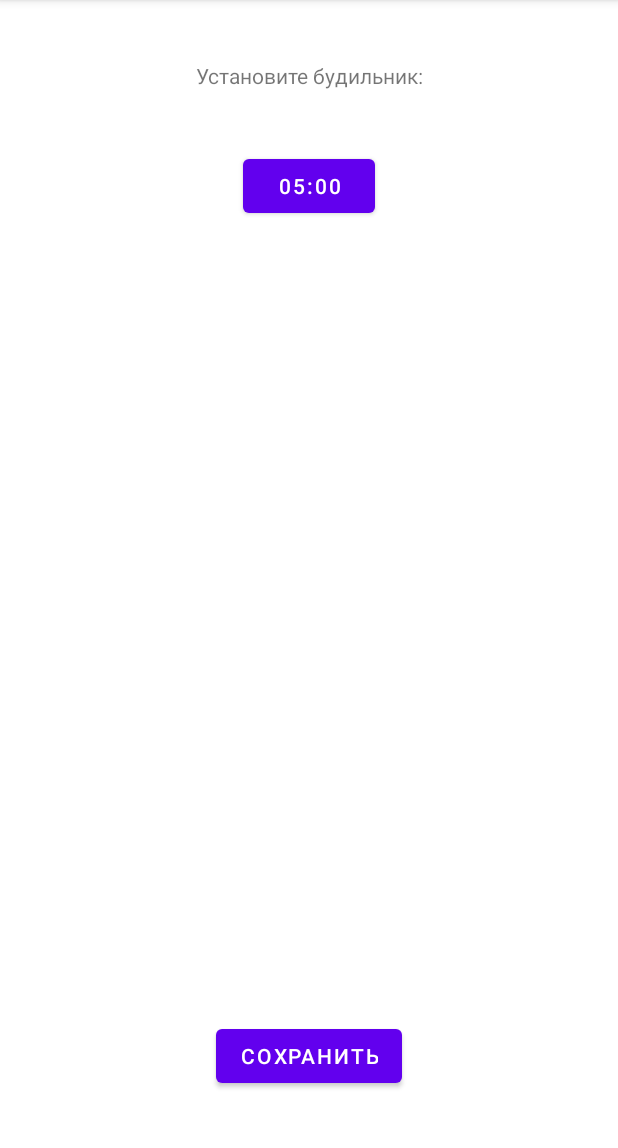
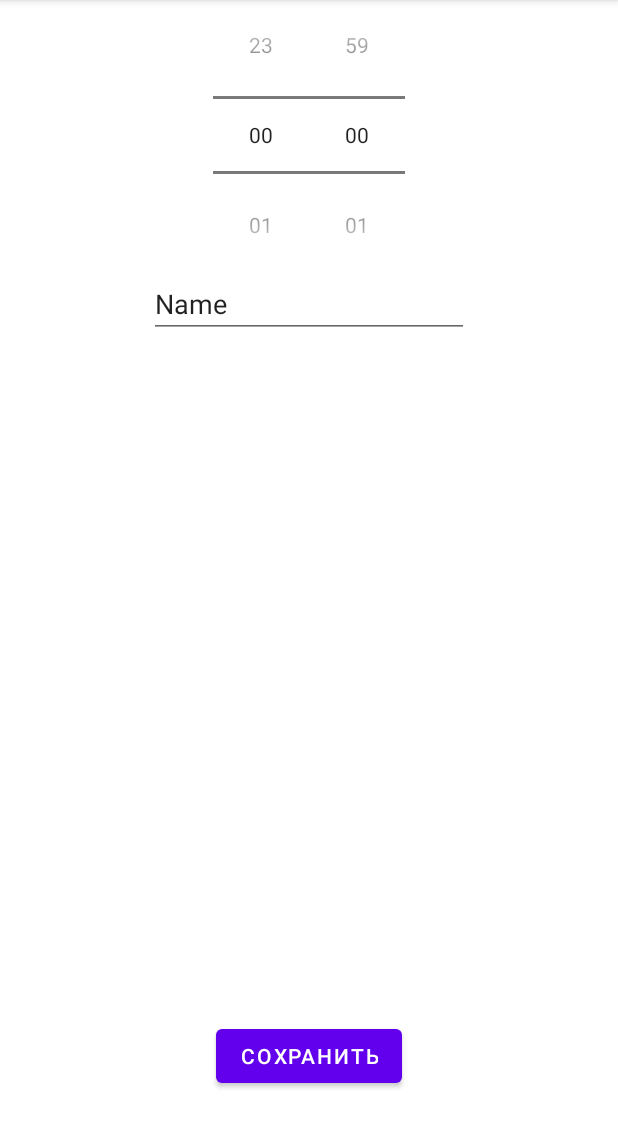
Before and after one commit to zhirnoov/MathAlarmClock, an Android app: the AddAlarmFragment screen opened through its navigation route, on a phone screen of 412 x 824 dp, the part 84-1232 px from its top. Run offline under Robolectric (Android 15) with nearby library versions, the light colour scheme and no system bars; our stand-ins replace Room's generated code.

Commit message:
format time

```diff
--- a/app/src/main/java/com/github/phantom_nosferatu/fragments/AddAlarmFragment.kt
+++ b/app/src/main/java/com/github/phantom_nosferatu/fragments/AddAlarmFragment.kt
@@ -6,6 +6,7 @@ import android.view.LayoutInflater
 import android.view.View
 import android.view.ViewGroup
 import android.widget.Button
+import android.widget.NumberPicker
 import android.widget.Toast
 import androidx.annotation.RequiresApi
 import androidx.fragment.app.Fragment
@@ -24,13 +25,14 @@ import com.google.android.material.timepicker.TimeFormat
 
 class AddAlarmFragment : Fragment() {
 
-    private lateinit var timePickerButton: Button
+    private lateinit var hourPicker: NumberPicker
+    private lateinit var minutePicker: NumberPicker
     private lateinit var saveButton: Button
     private val alarmHelper = AlarmHelper()
-    private val viewmodel: AddAlarmViewModel by viewModels {
+    private val viewModel: AddAlarmViewModel by viewModels {
         AddAlarmViewModelFactory(App().alarmRepository)
     }
-    private var hour: Int = 5
+    private var hour: Int = 0
     private var minute: Int = 0
 
     @RequiresApi(Build.VERSION_CODES.N)
@@ -40,38 +42,41 @@ class AddAlarmFragment : Fragment() {
         savedInstanceState: Bundle?
     ): View? {
         val view = inflater.inflate(R.layout.fragment_add_alarm, container, false)
-        timePickerButton = view.findViewById(R.id.btn_timepicker)
+        hourPicker = view.findViewById(R.id.picker_hour)
+        minutePicker = view.findViewById(R.id.picker_minute)
         saveButton = view.findViewById(R.id.btn_save)
+
+        hourPicker.minValue = 0
+        hourPicker.maxValue = 23
+        hourPicker.setFormatter {
+            String.format("%02d", it)
+        }
+        hourPicker.wrapSelectorWheel = true
+
+        minutePicker.minValue = 0
+        minutePicker.maxValue = 59
+        minutePicker.setFormatter {
+            String.format("%02d", it)
+        }
+
+
+        hourPicker.setOnValueChangedListener { numberPicker, i, i2 ->
+            hour = hourPicker.value
+        }
+
+        minutePicker.setOnValueChangedListener { numberPicker, i, i2 ->
+            minute = minutePicker.value
+        }
 
         if (savedInstanceState != null) {
             hour = savedInstanceState.getInt("INT_HOUR", hour)
             minute = savedInstanceState.getInt("INT_MINUTE", minute)
-            timePickerButton.text =
-                "${hour.toString().padStart(2, '0')}:${minute.toString().padStart(2, '0')}"
 
-        }
-        //Property hour should be initialized before get
-
-        timePickerButton.setOnClickListener {
-            val timePicker = MaterialTimePicker.Builder()
-                .setTimeFormat(TimeFormat.CLOCK_24H)
-                .setHour(12)
-                .setMinute(0)
-                .setTitleText("Выберите текст")
-                .build()
-
-            timePicker.show(childFragmentManager, "timepicker")
-
-            timePicker.addOnPositiveButtonClickListener {
-                hour = timePicker.hour
-                minute = timePicker.minute
-                timePickerButton.text =
-                    "${hour.toString().padStart(2, '0')}:${minute.toString().padStart(2, '0')}"
         }
 
         saveButton.setOnClickListener {
             alarmHelper.setAlarm(requireContext(), hour, minute)
-                viewmodel.saveAlarm(
+            viewModel.saveAlarm(
                 Alarm(
                     id = 0,
                     title = "тест",
@@ -83,7 +88,6 @@ class AddAlarmFragment : Fragment() {
             Toast.makeText(context, "Alarm $hour:$minute create", Toast.LENGTH_SHORT).show()
             findNavController().popBackStack()
         }
-        }
         return view
     }
 
@@ -92,5 +96,4 @@ class AddAlarmFragment : Fragment() {
         outState.putInt("INT_HOUR", hour)
         outState.putInt("INT_MINUTE", minute)
     }
-
 }
--- a/app/src/main/res/layout/fragment_add_alarm.xml
+++ b/app/src/main/res/layout/fragment_add_alarm.xml
@@ -5,33 +5,52 @@
     android:layout_width="match_parent"
     android:layout_height="match_parent">
 
-    <Button
-        android:id="@+id/btn_timepicker"
+    <LinearLayout
+        android:id="@+id/linearLayout"
         android:layout_width="wrap_content"
         android:layout_height="wrap_content"
-        android:text="05:00"
-        android:layout_marginTop="100dp"
         app:layout_constraintEnd_toEndOf="parent"
         app:layout_constraintStart_toStartOf="parent"
-        app:layout_constraintTop_toTopOf="parent" />
+        app:layout_constraintTop_toTopOf="parent">
+
+        <NumberPicker
+            android:id="@+id/picker_hour"
+            android:layout_width="wrap_content"
+            android:layout_height="wrap_content"
+            app:layout_constraintEnd_toEndOf="parent"
+            app:layout_constraintStart_toStartOf="parent"
+            app:layout_constraintTop_toTopOf="parent">
+
+        </NumberPicker>
+
+        <NumberPicker
+            android:id="@+id/picker_minute"
+            android:layout_width="wrap_content"
+            android:layout_height="wrap_content"
+            app:layout_constraintEnd_toEndOf="parent">
+
+        </NumberPicker>
+    </LinearLayout>
+
 
     <Button
         android:id="@+id/btn_save"
         android:layout_width="wrap_content"
         android:layout_height="wrap_content"
+        android:layout_marginBottom="40dp"
         android:text="Сохранить"
-        android:layout_marginBottom="40dp"
         app:layout_constraintBottom_toBottomOf="parent"
         app:layout_constraintEnd_toEndOf="parent"
         app:layout_constraintStart_toStartOf="parent" />
 
-    <TextView
-        android:id="@+id/textView"
+    <EditText
+        android:id="@+id/editTextTextPersonName"
         android:layout_width="wrap_content"
         android:layout_height="wrap_content"
-        android:text="Установите будильник:"
-        app:layout_constraintBottom_toTopOf="@+id/btn_timepicker"
-        app:layout_constraintEnd_toEndOf="@+id/btn_timepicker"
-        app:layout_constraintStart_toStartOf="@+id/btn_timepicker"
-        app:layout_constraintTop_toTopOf="parent" />
+        android:ems="10"
+        android:inputType="textPersonName"
+        android:text="Name"
+        app:layout_constraintEnd_toEndOf="@+id/linearLayout"
+        app:layout_constraintStart_toStartOf="@+id/linearLayout"
+        app:layout_constraintTop_toBottomOf="@+id/linearLayout" />
 </androidx.constraintlayout.widget.ConstraintLayout>
```
Lines whose indentation alone changed are shown as unchanged.
